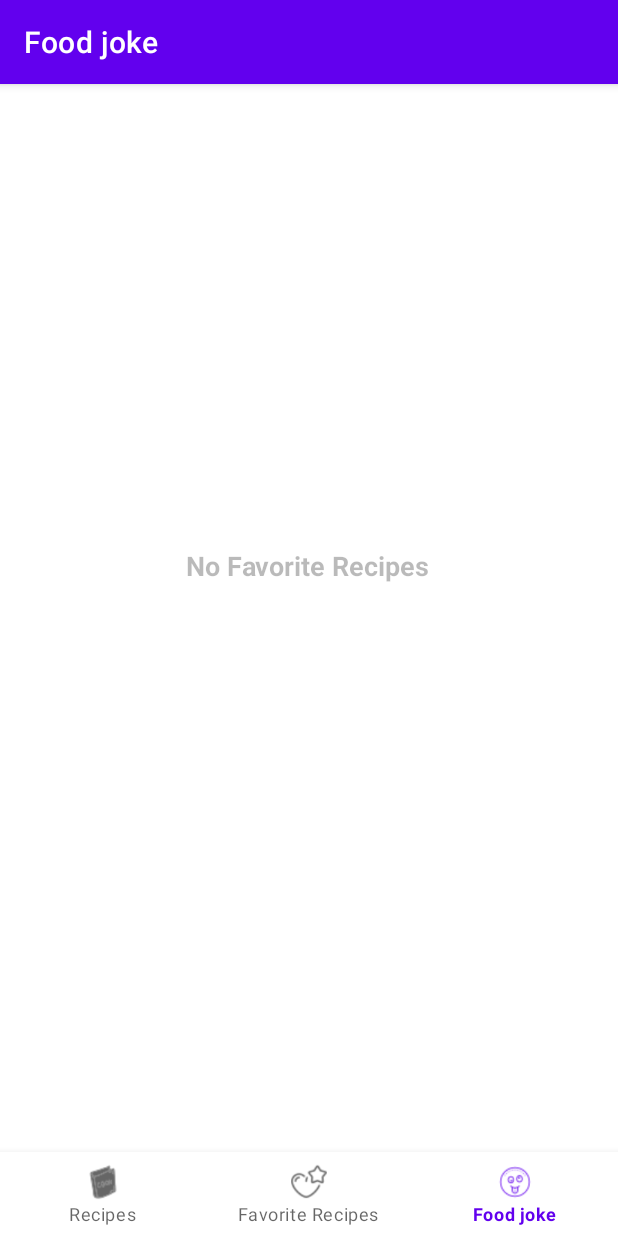
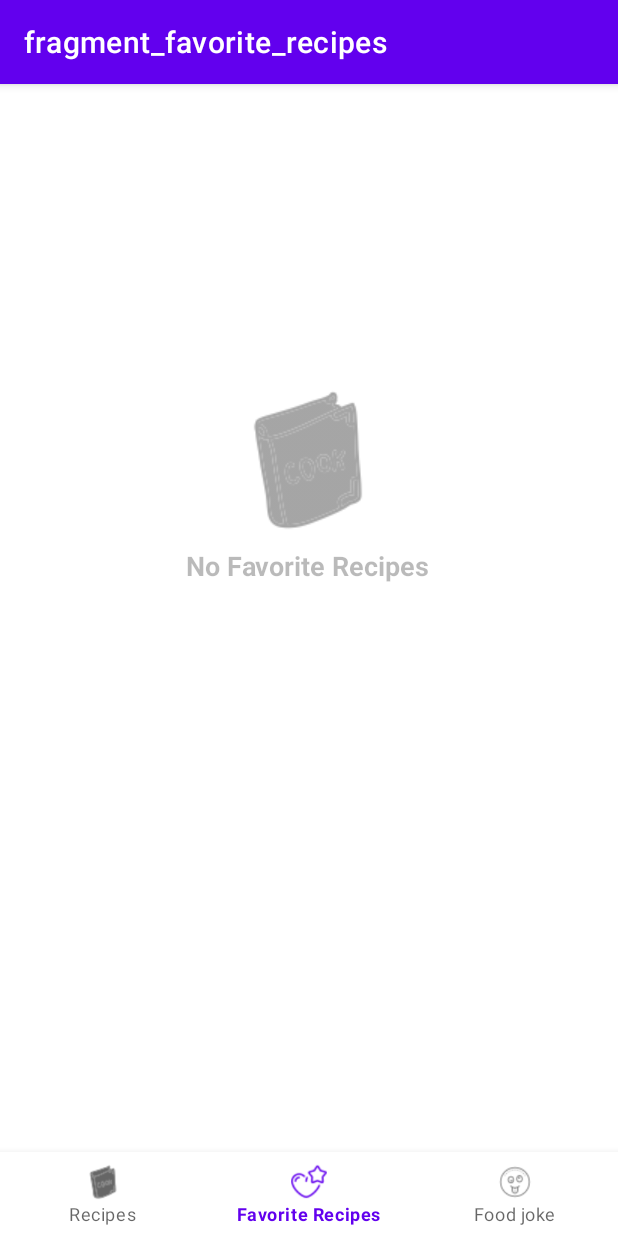
Before and after one commit to nes012/Recipes, an Android app: the FavoriteRecipesFragment screen opened through its navigation route, on a phone screen of 412 x 824 dp. Run offline under Robolectric (Android 15) with nearby library versions, the phone set to English and light mode, and no system bars; our stand-ins replace Dagger/Hilt's generated code, navigation-ui; Roboto replaces fonts that are not available here; 10 statements that could not run were skipped.

Commit message:
-create adapter for favorite recipes -show list in recycler view

```diff
--- a/app/src/main/java/nesty/anzhy/matkonim/data/database/RecipesDao.kt
+++ b/app/src/main/java/nesty/anzhy/matkonim/data/database/RecipesDao.kt
@@ -14,7 +14,6 @@ interface RecipesDao {
     @Query("SELECT*FROM recipes_table ORDER BY id ASC")
     fun readRecipes(): Flow<List<RecipesEntity>>
 
-
     @Insert(onConflict = OnConflictStrategy.REPLACE)
     suspend fun insertFavoriteRecipe(favoritesEntity: FavoritesEntity)
 
--- a/app/src/main/java/nesty/anzhy/matkonim/ui/activities/detailactivity/fragments/IngredientFragment.kt
+++ b/app/src/main/java/nesty/anzhy/matkonim/ui/activities/detailactivity/fragments/IngredientFragment.kt
@@ -35,7 +35,7 @@ class IngredientFragment : Fragment() {
         return binding.root
     }
 
-    fun setupRecyclerView(){
+    private fun setupRecyclerView(){
         binding.recyclerViewIngredients.adapter = mAdapter
         binding.recyclerViewIngredients.layoutManager = LinearLayoutManager(context)
         binding.recyclerViewIngredients.setHasFixedSize(true)
--- a/app/src/main/java/nesty/anzhy/matkonim/ui/favoriterecipes/FavoriteRecipesFragment.kt
+++ b/app/src/main/java/nesty/anzhy/matkonim/ui/favoriterecipes/FavoriteRecipesFragment.kt
@@ -6,26 +6,49 @@ import android.view.View
 import android.view.ViewGroup
 import androidx.fragment.app.Fragment
 import androidx.lifecycle.ViewModelProvider
+import androidx.recyclerview.widget.LinearLayoutManager
+import androidx.recyclerview.widget.RecyclerView
+import dagger.hilt.android.AndroidEntryPoint
+import nesty.anzhy.matkonim.MainViewModel
+import nesty.anzhy.matkonim.adapters.FavoriteRecipesAdapter
 import nesty.anzhy.matkonim.databinding.FragmentFavoriteRecipesBinding
 
+@AndroidEntryPoint
 class FavoriteRecipesFragment : Fragment() {
 
-    private lateinit var favoriteRecipesFragmentViewModel: FavoriteRecipesFragmentViewModel
+    private lateinit var mainViewModel: MainViewModel
+
     private var _binding: FragmentFavoriteRecipesBinding? = null
 
     // This property is only valid between onCreateView and
     // onDestroyView.
     private val binding get() = _binding!!
 
+    private val mAdapter: FavoriteRecipesAdapter by lazy { FavoriteRecipesAdapter() }
+
     override fun onCreateView(
         inflater: LayoutInflater,
         container: ViewGroup?,
         savedInstanceState: Bundle?
     ): View? {
-        favoriteRecipesFragmentViewModel =
-            ViewModelProvider(this).get(FavoriteRecipesFragmentViewModel::class.java)
+        mainViewModel =  ViewModelProvider(requireActivity())
+            .get(MainViewModel::class.java)
+
+
+        mainViewModel.readFavoriteRecipes.observe(viewLifecycleOwner, {  database->
+            if (database.isNotEmpty()) {
+                mAdapter.setData(database)
+            }
+            else{
+                binding.ivNoData.visibility = View.VISIBLE
+                binding.tvNoData.visibility = View.VISIBLE
+            }
+        })
 
         _binding = FragmentFavoriteRecipesBinding.inflate(inflater, container, false)
+
+        setupRecyclerView(binding.recyclerViewFavoriteRecipes)
+
 
         return binding.root
     }
@@ -34,4 +57,9 @@ class FavoriteRecipesFragment : Fragment() {
         super.onDestroyView()
         _binding = null
     }
+
+    private fun setupRecyclerView(recyclerView: RecyclerView) {
+        recyclerView.adapter = mAdapter
+        recyclerView.layoutManager = LinearLayoutManager(requireContext())
+    }
 }
--- a/app/src/main/java/nesty/anzhy/matkonim/ui/recipes/RecipesFragment.kt
+++ b/app/src/main/java/nesty/anzhy/matkonim/ui/recipes/RecipesFragment.kt
@@ -71,7 +71,9 @@ class RecipesFragment : Fragment(), SearchView.OnQueryTextListener {
         })
 
         //requestApiData()
-        lifecycleScope.launch {
+        //instead launch need to use launchWhenStarted.
+        //we need to collect values from immutable stateFlow object only when lifecycle state has started
+        lifecycleScope.launchWhenStarted {
             networkListener = NetworkListener()
             networkListener.checkNetworkAvailability(requireContext())
                 .collect { status ->
--- a/app/src/main/res/layout/fragment_favorite_recipes.xml
+++ b/app/src/main/res/layout/fragment_favorite_recipes.xml
@@ -24,8 +24,9 @@
         android:layout_width="100dp"
         android:layout_height="100dp"
         android:alpha="0.5"
-        android:src="@drawable/cooking_book"
+        android:src="@drawable/cooking_book_big_size"
         android:visibility="invisible"
+        app:tint="@color/darkGray"
         app:layout_constraintBottom_toBottomOf="parent"
         app:layout_constraintEnd_toEndOf="@+id/recyclerViewFavoriteRecipes"
         app:layout_constraintStart_toStartOf="parent"
@@ -38,11 +39,12 @@
         android:layout_height="wrap_content"
         android:layout_marginTop="8dp"
         android:alpha="0.5"
-        android:text="No Favorite Recipes"
+        android:text="@string/no_favorite_recipes"
         android:textSize="18sp"
         android:textStyle="bold"
+        android:visibility="invisible"
         app:layout_constraintEnd_toEndOf="@+id/ivNoData"
         app:layout_constraintStart_toStartOf="@+id/ivNoData"
         app:layout_constraintTop_toBottomOf="@+id/ivNoData"
-        tools:visibility="invisible" />
+        />
 </androidx.constraintlayout.widget.ConstraintLayout>
--- a/app/src/main/res/navigation/mobile_navigation.xml
+++ b/app/src/main/res/navigation/mobile_navigation.xml
@@ -22,17 +22,6 @@
             app:destination="@id/detailsActivity" />
     </fragment>
 
-    <fragment
-        android:id="@+id/navigation_favorite_recipes"
-        android:name="nesty.anzhy.matkonim.ui.foodjoke.FoodJokeFragment"
-        android:label="@string/favorite_recipes"
-        tools:layout="@layout/fragment_favorite_recipes" />
-
-    <fragment
-        android:id="@+id/navigation_food_joke"
-        android:name="nesty.anzhy.matkonim.ui.favoriterecipes.FavoriteRecipesFragment"
-        android:label="@string/food_joke"
-        tools:layout="@layout/fragment_food_joke" />
     <dialog
         android:id="@+id/recipesBottomSheet"
         android:name="nesty.anzhy.matkonim.ui.recipes.bottomsheet.RecipesBottomSheet"
@@ -51,4 +40,15 @@
             android:name="result"
             app:argType="nesty.anzhy.matkonim.models.Result" />
     </activity>
+    <fragment
+        android:id="@+id/navigation_favorite_recipes"
+        android:name="nesty.anzhy.matkonim.ui.favoriterecipes.FavoriteRecipesFragment"
+        android:label="fragment_favorite_recipes"
+        tools:layout="@layout/fragment_favorite_recipes" />
+
+    <fragment
+        android:id="@+id/navigation_food_joke"
+        android:name="nesty.anzhy.matkonim.ui.foodjoke.FoodJokeFragment"
+        android:label="fragment_food_joke"
+        tools:layout="@layout/fragment_food_joke" />
 </navigation>
--- a/app/src/main/res/values/strings.xml
+++ b/app/src/main/res/values/strings.xml
@@ -36,4 +36,5 @@
     <string name="healthy">Healthy</string>
     <string name="cheap">Cheap</string>
     <string name="save_to_favorites">Save to Favorites</string>
+    <string name="no_favorite_recipes">No Favorite Recipes</string>
 </resources>
```
Also changed, not shown: app/src/main/java/nesty/anzhy/matkonim/adapters/FavoriteRecipesAdapter.kt (added, +51 -0 lines), app/src/main/res/layout/favorite_recipes_item_layout.xml (+24 -11 lines), app/src/main/res/drawable/cooking_book_big_size.png (added).
